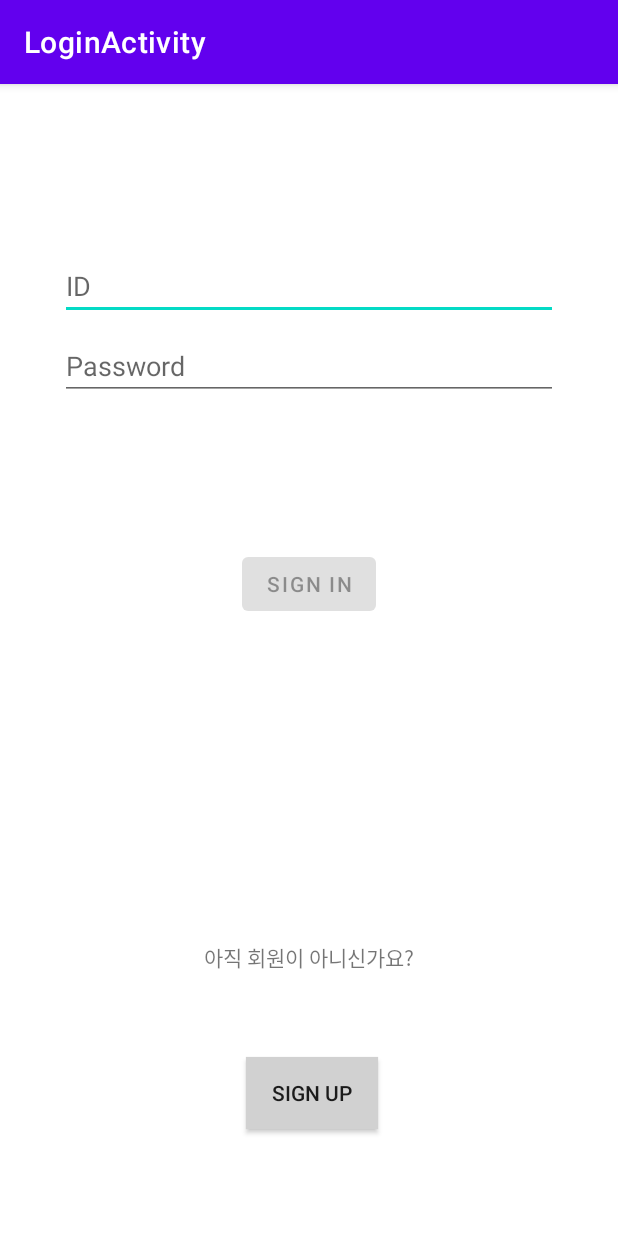
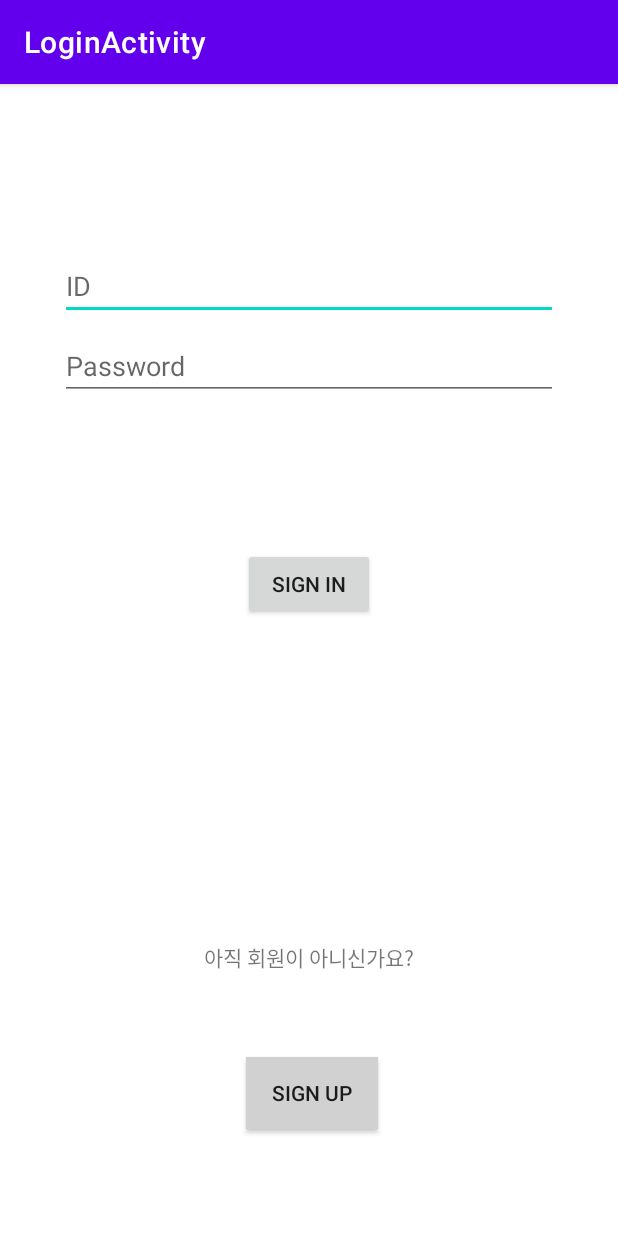
Before and after one commit to asapD/android, an Android app: the screen it shows after launch (LoginActivity), on a phone screen of 412 x 824 dp. Run offline under Robolectric (Android 15) with nearby library versions, the phone set to English and light mode, and no system bars.

Commit message:
fix: login button enable

```diff
--- a/app/src/main/res/layout/activity_login.xml
+++ b/app/src/main/res/layout/activity_login.xml
@@ -41,7 +41,7 @@
         app:layout_constraintStart_toStartOf="parent"
         app:layout_constraintTop_toBottomOf="@+id/et_userid" />
 
-    <Button
+    <android.widget.Button
         android:id="@+id/btn_signin"
         android:layout_width="wrap_content"
         android:layout_height="wrap_content"
@@ -50,7 +50,7 @@
         android:layout_marginTop="16dp"
         android:layout_marginEnd="48dp"
         android:layout_marginBottom="64dp"
-        android:enabled="false"
+        android:enabled="true"
         android:text="@string/action_sign_in_short"
         app:layout_constraintBottom_toBottomOf="parent"
         app:layout_constraintEnd_toEndOf="parent"
```
